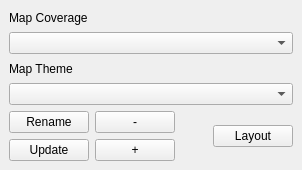
Old version of the form thematic_maps_dockwidget_base.ui in the repository LBI-brown/thematic-maps.
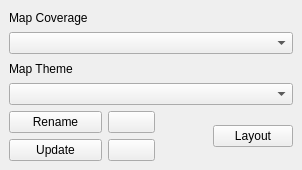
New version of the form.

What changed in the file:
```diff
--- a/thematic_maps_dockwidget_base.ui
+++ b/thematic_maps_dockwidget_base.ui
@@ -63,7 +63,7 @@
        <string>Remove theme</string>
       </property>
       <property name="text">
-       <string>-</string>
+       <string><b>-</b></string>
       </property>
       <property name="checkable">
        <bool>false</bool>
@@ -89,7 +89,7 @@
        <string>Add shown map layers as new theme</string>
       </property>
       <property name="text">
-       <string>+</string>
+       <string><b>+</b></string>
       </property>
      </widget>
     </item>
```
